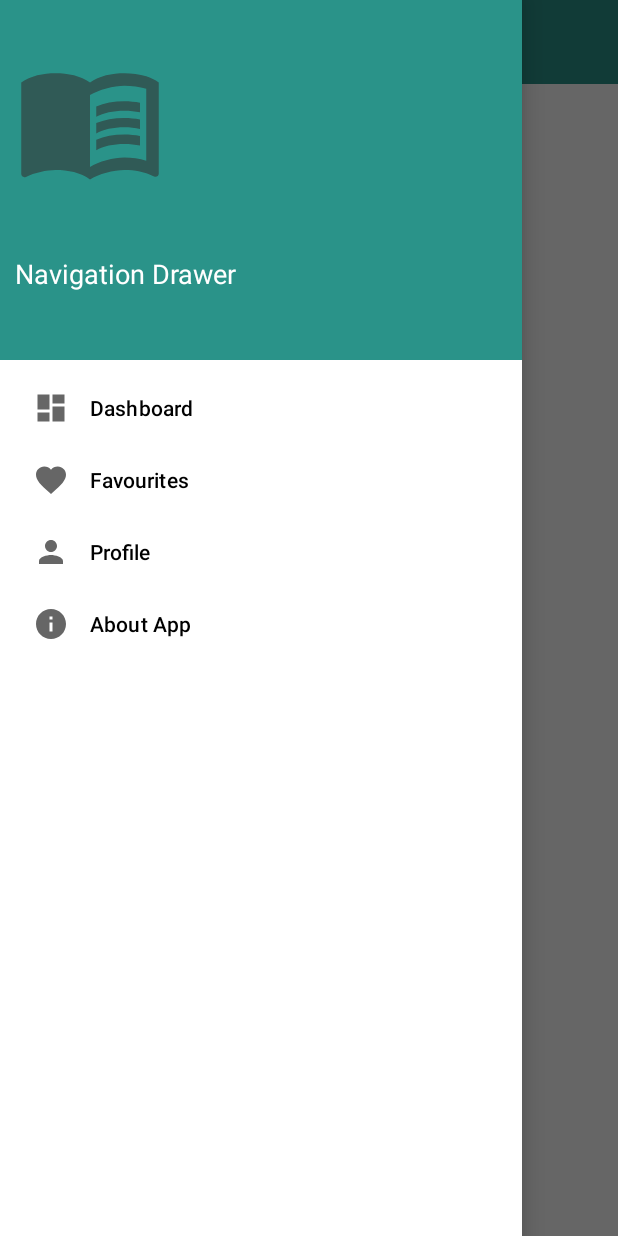
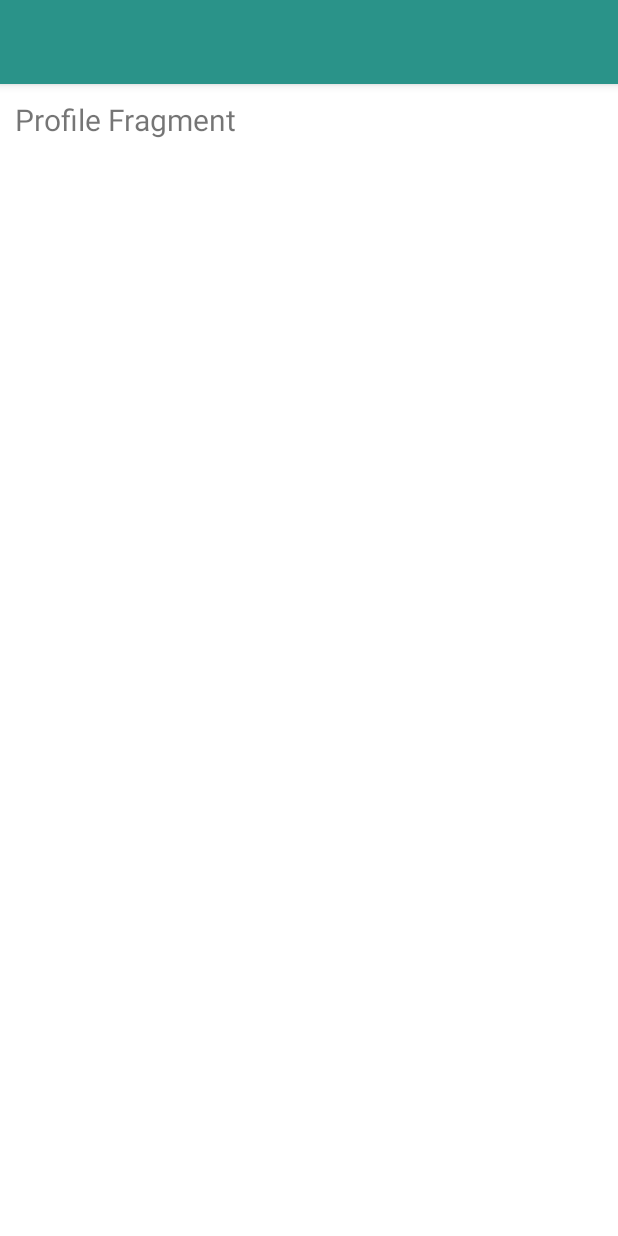
Before and after one commit to Vikashlp9030/bookhub-project, an Android app: the screen it shows after launch (MainActivity), in the side drawer, after a tap on "Profile", on a phone screen of 412 x 824 dp. Run offline under Robolectric (Android 15) with nearby library versions, the phone set to English and light mode, and no system bars.

Commit message:
my bookhub project

```diff
--- a/app/build.gradle
+++ b/app/build.gradle
@@ -38,6 +38,7 @@ dependencies {
     implementation 'com.google.android.material:material:1.4.0'
     implementation 'androidx.constraintlayout:constraintlayout:2.1.0'
     implementation 'com.android.support:design:28.0.0'
+    implementation 'androidx.legacy:legacy-support-v4:1.0.0'
     testImplementation 'junit:junit:4.+'
     androidTestImplementation 'androidx.test.ext:junit:1.1.3'
     androidTestImplementation 'androidx.test.espresso:espresso-core:3.4.0'
--- /dev/null
+++ b/app/src/main/java/com/codewithvikash/bookhub/DashboardFragment.kt
@@ -0,0 +1,25 @@
+package com.codewithvikash.bookhub
+
+import android.os.Bundle
+import androidx.fragment.app.Fragment
+import android.view.LayoutInflater
+import android.view.View
+import android.view.ViewGroup
+import androidx.recyclerview.widget.LinearLayoutManager
+import androidx.recyclerview.widget.RecyclerView
+
+
+class DashboardFragment : Fragment() {
+    lateinit var recyclerDashboard: RecyclerView
+    lateinit var layoutManager:RecyclerView.LayoutManager
+    override fun onCreateView(
+        inflater: LayoutInflater, container: ViewGroup?,
+        savedInstanceState: Bundle?
+    ): View? {
+        // Inflate the layout for this fragment
+        val view = inflater.inflate(R.layout.fragment_dashboard, container, false)
+        recyclerDashboard = view.findViewById(R.id.recyclerDashboard)
+        layoutManager = LinearLayoutManager(activity)
+        return view
+    }
+}
--- /dev/null
+++ b/app/src/main/java/com/codewithvikash/bookhub/DashboardRecyclerAdapter.kt
@@ -0,0 +1,4 @@
+package com.codewithvikash.bookhub
+
+class DashboardRecyclerAdapter {
+}
--- a/app/src/main/java/com/codewithvikash/bookhub/MainActivity.kt
+++ b/app/src/main/java/com/codewithvikash/bookhub/MainActivity.kt
@@ -1,19 +1,22 @@
 package com.codewithvikash.bookhub
 
 import android.os.Bundle
+import android.view.MenuItem
 import android.widget.FrameLayout
 import android.widget.Toolbar
 import androidx.appcompat.app.AppCompatActivity
 import androidx.coordinatorlayout.widget.CoordinatorLayout
+import androidx.core.view.GravityCompat
 import androidx.drawerlayout.widget.DrawerLayout
 import com.google.android.material.navigation.NavigationView
 
 class MainActivity : AppCompatActivity() {
     private lateinit var drawerLayout: DrawerLayout
     private lateinit var coordinatorLayout: CoordinatorLayout
-    private lateinit var toolbar: Toolbar
+   // private lateinit var toolbar: Toolbar
     private lateinit var frameLayout: FrameLayout
     private lateinit var navigationView: NavigationView
+    var previousMenuItem:MenuItem?=null
 
 
     override fun onCreate(savedInstanceState: Bundle?) {
@@ -22,19 +25,107 @@ class MainActivity : AppCompatActivity() {
 
         drawerLayout = findViewById(R.id.drawerLayout)
         coordinatorLayout = findViewById(R.id.coordinatorLayout)
-        toolbar = findViewById(R.id.toolbar)
-        frameLayout = findViewById(R.id.frame)
+//        frameLayout = findViewById(R.id.frame)
         navigationView = findViewById(R.id.navigationViwe)
-        setUpToolbar()
+        //setUpToolbar()
+
+        openDashboard()
+
+        /*val actionBarDrawerToggle = ActionBarDrawerToggle{
+            ativity: this@MainActivity,
+            drawerLayout,
+            R.string.open_drawer,
+            R.string.close_drawer
+        }*/
+        //drawerLayout.addDrawerListener(actionBarDrawerToggle)
+        //actionBarDrawerToggle.syncState()
+       navigationView.setNavigationItemSelectedListener {
+           if(previousMenuItem!=null){
+               previousMenuItem?.isChecked=false
+           }
+           it.isCheckable =true
+           it.isChecked=true
+           previousMenuItem = it
+
+            when(it.itemId){
+                R.id.dashboard ->{
+                     supportFragmentManager.beginTransaction()
+                         .replace(R.id.frame,DashboardFragment())
+                         .addToBackStack("Dashboard")
+                         .commit()
+                    supportActionBar?.title ="Dashboard"
+                         drawerLayout.closeDrawers()
+                }
+                R.id.favourites ->{
+
+                    supportFragmentManager.beginTransaction()
+                        .replace(R.id.frame,Favourites())
+                        .addToBackStack("Favourites")
+                        .commit()
+                    supportActionBar?.title = "Faourites"
+                    drawerLayout.closeDrawers()
+                }
+                R.id.profile ->{
+                    supportFragmentManager.beginTransaction()
+                        .replace(R.id.frame,Profile())
+                        .addToBackStack("Profile")
+                        .commit()
+                    supportActionBar?.title = "Profile"
+                    drawerLayout.closeDrawers()
+
+                }
+                R.id.about_app ->{
+                    supportFragmentManager.beginTransaction()
+                        .replace(R.id.frame,AboutApp())
+                        .addToBackStack("AboutApp")
+                        .commit()
+                    supportActionBar?.title ="About App"
+                    drawerLayout.closeDrawers()
+
+                }
+            }
+            return@setNavigationItemSelectedListener true
+        }
     }
-    private fun setUpToolbar() {
+
+    fun setUpToolBar(){
+        var toolbar = null
         setSupportActionBar(toolbar)
         supportActionBar?.title = "Toolbar Title"
+        val suppportAction = null
+        suppportAction?.setHomeButtonEnabled(true)
+        supportActionBar?.setDisplayHomeAsUpEnabled(true)
+    }
+    override fun onOptionsItemSelected(item: MenuItem): Boolean {
+        val id = item.itemId
+        if(id == android.R.id.home){
+            drawerLayout.openDrawer(GravityCompat.START)
+        }
+        return super.onOptionsItemSelected(item)
+
+    }
+  fun openDashboard(){
+      val fragment = DashboardFragment()
+      val transaction = supportFragmentManager.beginTransaction()
+          .replace(R.id.frame,DashboardFragment())
+          .addToBackStack("Dashboard")
+          .commit()
+      supportActionBar?.title ="Dashboard"
+      navigationView.setCheckedItem(R.id.dashboard)
+  }
+
+    override fun onBackPressed() {
+        val frag = supportFragmentManager.findFragmentById(R.id.frame)
+        when(frag){
+            !is DashboardFragment ->openDashboard()
+            else ->super.onBackPressed()
+
+        }
     }
 
-    private fun setSupportActionBar(toolbar: Toolbar) {
-        TODO("Not yet implemented")
-    }
+}
+
+private fun Nothing?.setHomeButtonEnabled(b: Boolean) {
 
 
 }
--- /dev/null
+++ b/app/src/main/java/com/codewithvikash/bookhub/Profile.kt
@@ -0,0 +1,59 @@
+package com.codewithvikash.bookhub
+
+import android.os.Bundle
+import androidx.fragment.app.Fragment
+import android.view.LayoutInflater
+import android.view.View
+import android.view.ViewGroup
+
+// TODO: Rename parameter arguments, choose names that match
+// the fragment initialization parameters, e.g. ARG_ITEM_NUMBER
+private const val ARG_PARAM1 = "param1"
+private const val ARG_PARAM2 = "param2"
+
+/**
+ * A simple [Fragment] subclass.
+ * Use the [Profile.newInstance] factory method to
+ * create an instance of this fragment.
+ */
+class Profile : Fragment() {
+    // TODO: Rename and change types of parameters
+    private var param1: String? = null
+    private var param2: String? = null
+
+    override fun onCreate(savedInstanceState: Bundle?) {
+        super.onCreate(savedInstanceState)
+        arguments?.let {
+            param1 = it.getString(ARG_PARAM1)
+            param2 = it.getString(ARG_PARAM2)
+        }
+    }
+
+    override fun onCreateView(
+        inflater: LayoutInflater, container: ViewGroup?,
+        savedInstanceState: Bundle?
+    ): View? {
+        // Inflate the layout for this fragment
+        return inflater.inflate(R.layout.fragment_profile, container, false)
+    }
+
+    companion object {
+        /**
+         * Use this factory method to create a new instance of
+         * this fragment using the provided parameters.
+         *
+         * @param param1 Parameter 1.
+         * @param param2 Parameter 2.
+         * @return A new instance of fragment Profile.
+         */
+        // TODO: Rename and change types and number of parameters
+        @JvmStatic
+        fun newInstance(param1: String, param2: String) =
+            Profile().apply {
+                arguments = Bundle().apply {
+                    putString(ARG_PARAM1, param1)
+                    putString(ARG_PARAM2, param2)
+                }
+            }
+    }
+}
--- a/app/src/main/res/layout/activity_main.xml
+++ b/app/src/main/res/layout/activity_main.xml
@@ -11,6 +11,12 @@
         android:layout_width="match_parent"
         android:id="@+id/coordinatorLayout"
         android:layout_height="match_parent">
+        <com.google.android.material.appbar.AppBarLayout
+            android:layout_width="match_parent"
+            android:layout_height="wrap_content"
+            android:elevation="0dp"
+            android:theme = "@style/ThemeOverlay.AppCompat.Dark">
+
     <androidx.appcompat.widget.Toolbar
         android:id="@+id/toolbar"
         android:layout_width="match_parent"
@@ -19,11 +25,13 @@
         android:background="@color/colorPrimary"
         android:theme="@style/ThemeOverlay.AppCompat.Dark"/>
 
-
+        </com.google.android.material.appbar.AppBarLayout>
         <FrameLayout
             android:id="@+id/frame"
             android:layout_width="fill_parent"
-            android:layout_height="fill_parent"/>
+            android:layout_height="fill_parent"
+            app:layout_behavior="@string/appbar_scrolling_view_behavior"
+            />
     </androidx.coordinatorlayout.widget.CoordinatorLayout>
     <com.google.android.material.navigation.NavigationView
         android:layout_width="match_parent"
@@ -31,6 +39,7 @@
         android:layout_height="match_parent"
         app:headerLayout="@layout/drawer_header"
         app:menu="@menu/menu_drawer"
-        android:layout_gravity="start"/>
+        android:layout_gravity="start"
+        android:layout_marginTop="58dp"/>
 
 </androidx.drawerlayout.widget.DrawerLayout>
--- /dev/null
+++ b/app/src/main/res/layout/fragment_profile.xml
@@ -0,0 +1,17 @@
+<?xml version="1.0" encoding="utf-8"?>
+<RelativeLayout xmlns:android="http://schemas.android.com/apk/res/android"
+    xmlns:tools="http://schemas.android.com/tools"
+    android:layout_width="match_parent"
+    android:layout_height="match_parent"
+    tools:context=".Profile">
+
+    <!-- TODO: Update blank fragment layout -->
+    <TextView
+        android:id="@+id/tctProfile"
+        android:layout_width="wrap_content"
+        android:layout_height="wrap_content"
+        android:text="@string/profile_fragment"
+        android:textSize="20dp"
+        android:padding="10dp"/>
+
+</RelativeLayout>
--- a/app/src/main/res/menu/menu_drawer.xml
+++ b/app/src/main/res/menu/menu_drawer.xml
@@ -1,6 +1,7 @@
 <?xml version="1.0" encoding="utf-8"?>
 <menu xmlns:android="http://schemas.android.com/apk/res/android">
-     <item
+    <group android:checkableBehavior="single">
+    <item
          android:id="@+id/dashboard"
          android:title="@string/dashboard"
          android:icon="@drawable/ic_dashboard"
@@ -21,6 +22,6 @@
         android:icon="@drawable/ic_about_app"
         />
 
-
+    </group>
 
 </menu>
--- a/app/src/main/res/values/strings.xml
+++ b/app/src/main/res/values/strings.xml
@@ -5,4 +5,11 @@
     <string name="profile">Profile</string>
     <string name="about_app">About App</string>
     <string name="navigation_drawer">Navigation Drawer</string>
+    <string name="open_drawer">Open Drawer</string>
+    <string name="close_drawer">Close Drawer</string>
+    <!-- TODO: Remove or change this placeholder text -->
+    <string name="hello_blank_fragment">Hello blank fragment</string>
+    <string name="dashboard_fragment">Dashboard Fragment</string>
+    <string name="favourites_fragment">Favourites Fragment</string>
+    <string name="profile_fragment">Profile Fragment</string>
 </resources>
```
Also changed, not shown: app/src/main/java/com/codewithvikash/bookhub/AboutApp.kt (added, +59 -0 lines), app/src/main/java/com/codewithvikash/bookhub/Favourites.kt (added, +59 -0 lines), app/src/main/res/layout/fragment_about_app.xml (added, +17 -0 lines), app/src/main/res/layout/fragment_dashboard.xml (added, +24 -0 lines), app/src/main/res/layout/fragment_favourites.xml (added, +17 -0 lines), app/src/main/res/layout/recycler_dashboard_single_row.xml (added, +15 -0 lines).
